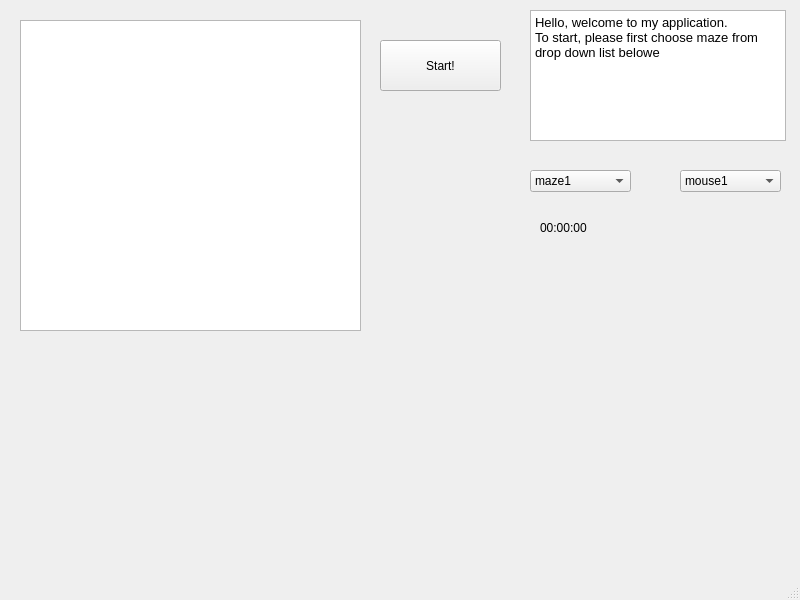
magdalennaniewinska/Cybermysz, file zcpp/mainwindow.ui: the form before one commit.
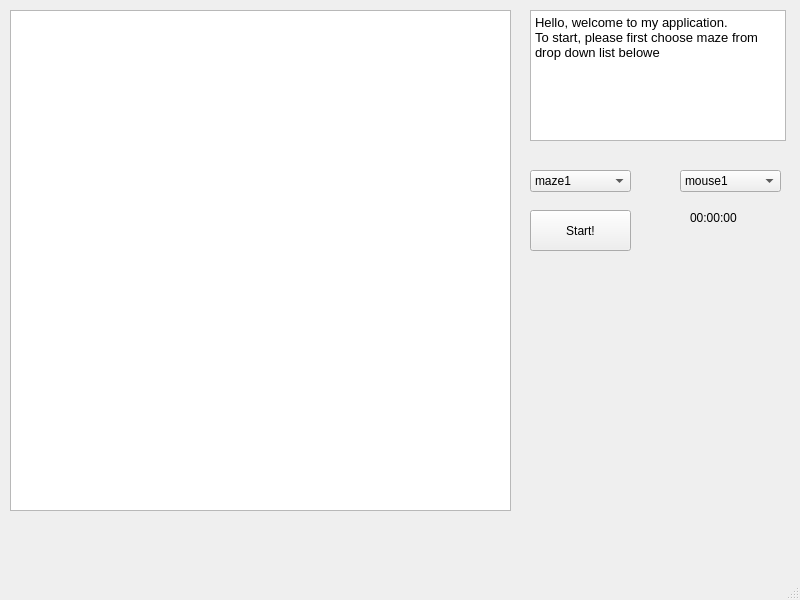
The form after the commit.

```diff
--- a/zcpp/mainwindow.ui
+++ b/zcpp/mainwindow.ui
@@ -85,10 +85,10 @@
    <widget class="QPushButton" name="start_pushButton">
     <property name="geometry">
      <rect>
-      <x>380</x>
-      <y>40</y>
-      <width>121</width>
-      <height>51</height>
+      <x>530</x>
+      <y>210</y>
+      <width>101</width>
+      <height>41</height>
      </rect>
     </property>
     <property name="text">
@@ -98,9 +98,9 @@
    <widget class="QLabel" name="stopwatch">
     <property name="geometry">
      <rect>
-      <x>540</x>
-      <y>220</y>
-      <width>201</width>
+      <x>690</x>
+      <y>210</y>
+      <width>91</width>
       <height>16</height>
      </rect>
     </property>
@@ -111,10 +111,10 @@
    <widget class="QGraphicsView" name="graphicsView">
     <property name="geometry">
      <rect>
-      <x>20</x>
-      <y>20</y>
-      <width>341</width>
-      <height>311</height>
+      <x>10</x>
+      <y>10</y>
+      <width>501</width>
+      <height>501</height>
      </rect>
     </property>
    </widget>
```
Left out of the diff: 2 changed lines with no effect on the pictures.
